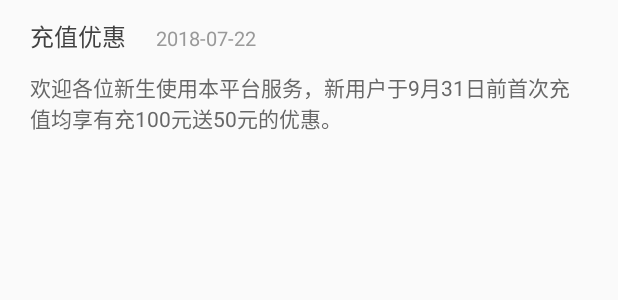
After one commit to kotnekai/ZhiDeProject, an Android app: the layout item_news.xml on its own in the app's theme, with its tools: preview values and no code run, on a phone screen of 412 x 824 dp. The commit adds this screen. Shown: the top 300 px of the screen. Run offline under Robolectric (Android 15) with nearby library versions, the phone set to English and light mode, and no system bars.

Commit message:
add view

```diff
--- a/app/src/main/java/com/zhide/app/view/fragment/HomeFragment.java
+++ b/app/src/main/java/com/zhide/app/view/fragment/HomeFragment.java
@@ -3,6 +3,7 @@ package com.zhide.app.view.fragment;
 import android.content.Context;
 import android.support.annotation.NonNull;
 import android.util.Log;
+import android.view.LayoutInflater;
 import android.view.View;
 import android.widget.Button;
 import android.widget.LinearLayout;
@@ -25,7 +26,8 @@ public class HomeFragment extends BaseFragment implements View.OnClickListener {
     @BindView(R.id.llShower)
     LinearLayout llShower;
 
-
+    @BindView(R.id.llNews)
+    LinearLayout llNews;
 
     @Override
     protected int setFrgContainView() {
@@ -34,6 +36,13 @@ public class HomeFragment extends BaseFragment implements View.OnClickListener {
 
     @Override
     protected void initData() {
+
+
+        for (int i=0;i<3;i++)
+        {
+            View view = LayoutInflater.from(getContext()).inflate(R.layout.item_news,null,false);
+            llNews.addView(view);
+        }
 
     }
 
@@ -51,8 +60,6 @@ public class HomeFragment extends BaseFragment implements View.OnClickListener {
     }
 
 
-
-
     @Override
     public void onClick(View view) {
         switch (view.getId())
--- a/app/src/main/res/layout/fragment_home.xml
+++ b/app/src/main/res/layout/fragment_home.xml
@@ -185,5 +185,9 @@
                 android:background="@color/title_or_button_bg" />
 
         </RelativeLayout>
+        <LinearLayout
+            android:id="@+id/llNews"
+            android:layout_width="match_parent"
+            android:layout_height="wrap_content" android:orientation="vertical" />
     </LinearLayout>
 </LinearLayout>
--- /dev/null
+++ b/app/src/main/res/layout/item_news.xml
@@ -0,0 +1,44 @@
+<?xml version="1.0" encoding="utf-8"?>
+<LinearLayout xmlns:android="http://schemas.android.com/apk/res/android"
+    android:layout_width="match_parent"
+    android:layout_height="wrap_content"
+    android:orientation="vertical">
+
+    <LinearLayout
+        android:layout_width="match_parent"
+        android:layout_height="wrap_content"
+        android:layout_marginBottom="12dp"
+        android:layout_marginLeft="20dp"
+        android:layout_marginTop="12dp"
+        android:orientation="horizontal">
+
+        <TextView
+            android:id="@+id/tvNewsTitle"
+            android:layout_width="wrap_content"
+            android:layout_height="wrap_content"
+            android:text="充值优惠"
+            android:textColor="@color/normal_text_title_color"
+            android:textSize="16sp" />
+
+        <TextView
+            android:id="@+id/tvNewsDate"
+
+            android:layout_width="wrap_content"
+            android:layout_height="wrap_content"
+            android:layout_marginLeft="20dp"
+            android:text="2018-07-22"
+            android:textColor="@color/normal_text_date_color"
+            android:textSize="13sp" />
+    </LinearLayout>
+
+    <TextView
+        android:id="@+id/tvNewsDesc"
+        android:layout_width="wrap_content"
+        android:layout_height="wrap_content"
+        android:layout_marginBottom="12dp"
+        android:layout_marginLeft="20dp"
+        android:layout_marginRight="20dp"
+        android:text="欢迎各位新生使用本平台服务，新用户于9月31日前首次充值均享有充100元送50元的优惠。"
+        android:textColor="@color/normal_text_desc_color"
+        android:textSize="14sp" />
+</LinearLayout>
```
Also changed, not shown: 1 other file.
